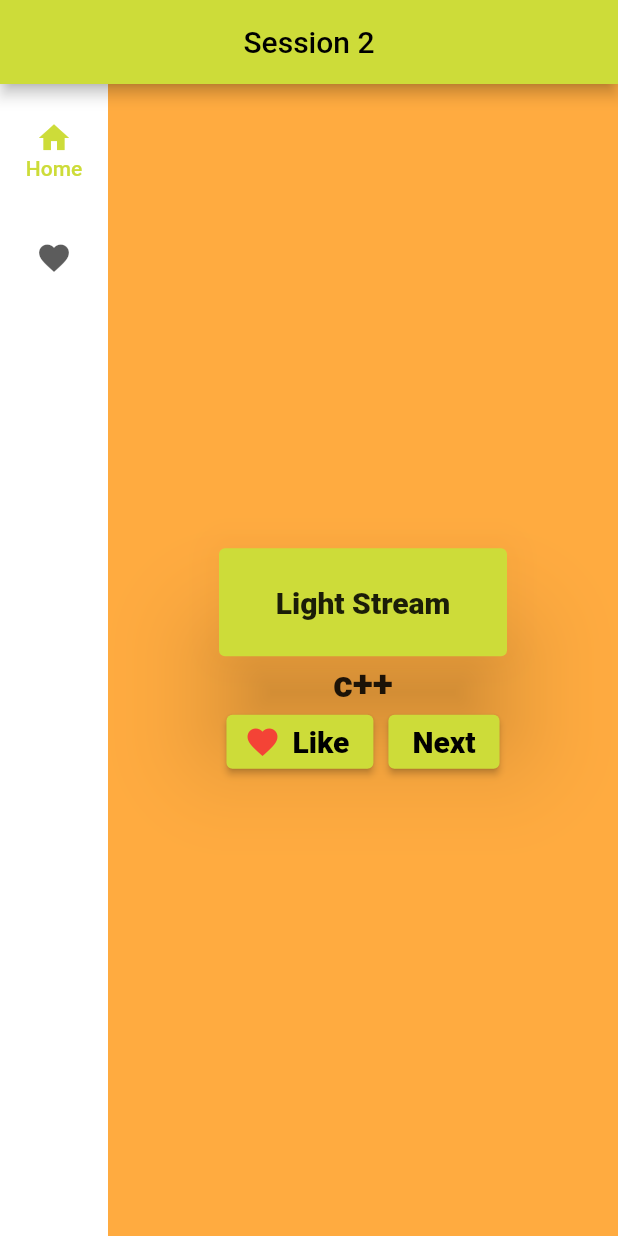
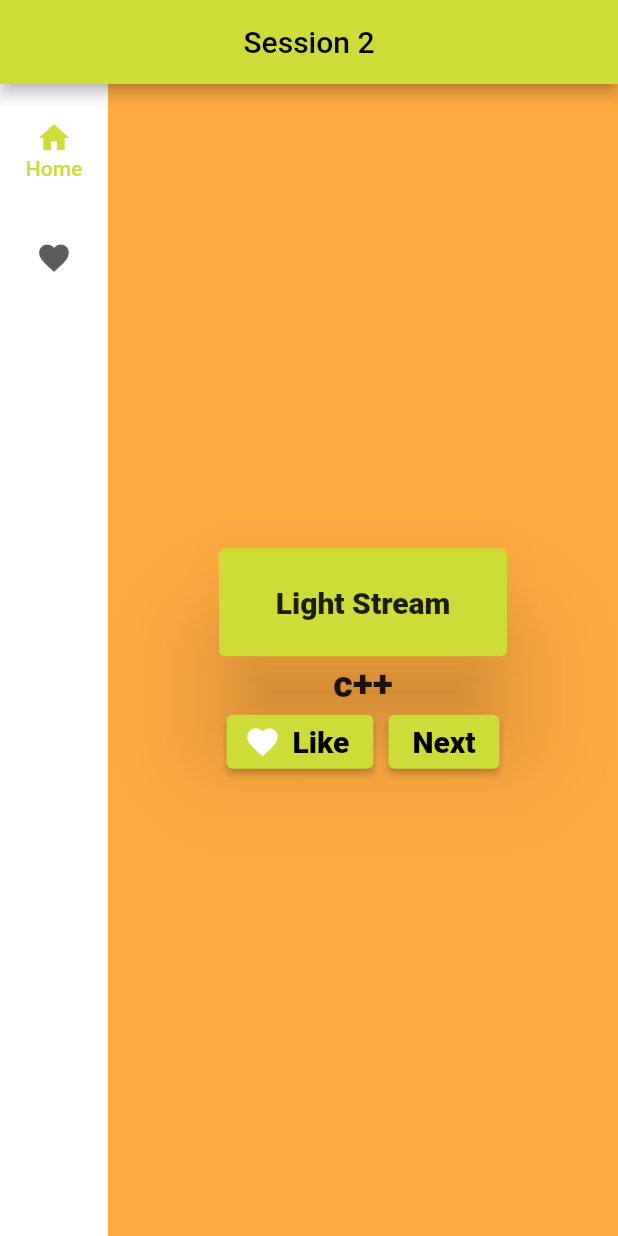
Before and after one commit to ParthZignuts/session_1, a Flutter app: the screen it shows after launch, on a phone screen of 412 x 824 dp. Run offline on Flutter 3.47's test engine with Material 2 defaults, Android fonts, the phone set to English and light mode, and no system bars.

Commit message:
Completed Session 2

```diff
--- a/lib/screens/session_2.dart
+++ b/lib/screens/session_2.dart
@@ -11,6 +11,7 @@ class _Session2State extends State<Session2> {
   var selectedIndex = 0;
   var names = ['Java', 'Flutter', 'Dart', 'c', 'react', 'js', 'node'];
   var favoriteItems = [];
+
 
   String txtNames = 'c++';
   int counter = 0;
@@ -56,7 +57,7 @@ class _Session2State extends State<Session2> {
                 ElevatedButton.icon(
                   icon: Icon(
                     Icons.favorite,
-                    color: likeState ? Colors.white : Colors.red,
+                    color: likeState ? Colors.red : Colors.white,
                   ),
                   onPressed: () => {
                     setState(() {
@@ -79,6 +80,7 @@ class _Session2State extends State<Session2> {
                 ElevatedButton(
                   onPressed: () => {
                     setState(() {
+                      likeState = !likeState;
                       if (counter <= names.length) {
                         txtNames = names[counter];
                       }
@@ -112,12 +114,12 @@ class _Session2State extends State<Session2> {
                 child: Text("No Any Favorite Item Yet"),
               )
             : ListView.builder(
-                scrollDirection: Axis.horizontal,
-                itemCount: 1,
+                itemCount: favoriteItems.length,
                 itemBuilder: (BuildContext context, int index) {
                   return Container(
-                    child: Text(
-                      favoriteItems.toString(),
+                    child: ListTile(
+                     title: Text(favoriteItems[index]),
+                      leading: Icon(Icons.favorite,color: Colors.red,),
                     ),
                   );
                 }),
```
